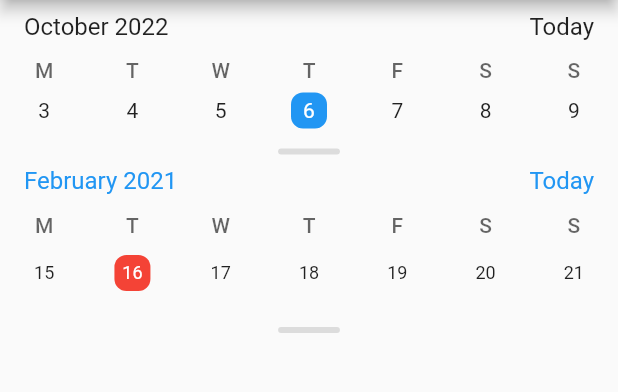
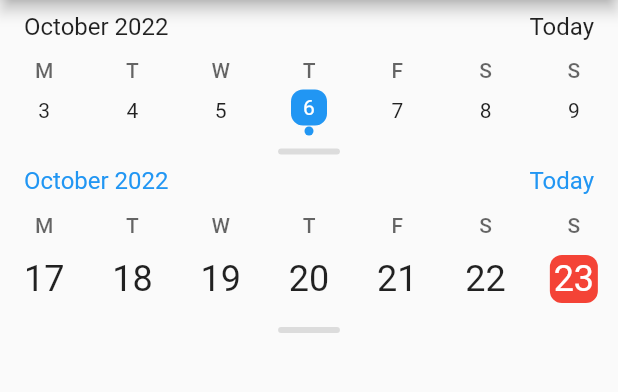
Before and after one commit to alex-melnyk/flutter_advanced_calendar, a Flutter app: the screen it shows after launch, on a phone screen of 412 x 824 dp, the part 84-476 px from its top. Run offline on Flutter 3.47's test engine with Material 2 defaults, Android fonts, the phone set to English and light mode, and no system bars.

Commit message:
add-consistent-line-size-option: add new view option

```diff
--- a/example/lib/main.dart
+++ b/example/lib/main.dart
@@ -15,10 +15,10 @@ class MyApp extends StatefulWidget {
 class _MyAppState extends State<MyApp> {
   final _calendarControllerToday = AdvancedCalendarController.today();
   final _calendarControllerCustom =
-      AdvancedCalendarController.custom(DateTime(2021, 2, 16));
+      AdvancedCalendarController.custom(DateTime(2022, 10, 23));
   final List<DateTime> events = [
-    DateTime.utc(2021, 08, 10, 12),
-    DateTime.utc(2021, 08, 11, 12)
+    DateTime.now(),
+    DateTime(2022, 10, 10),
   ];
   @override
   Widget build(BuildContext context) {
@@ -65,6 +65,8 @@ class _MyAppState extends State<MyApp> {
                 events: events,
                 weekLineHeight: 48.0,
                 startWeekDay: 1,
+                innerDot: true,
+                keepLineSize: true,
               ),
             ),
           ],
--- a/lib/src/date_box.dart
+++ b/lib/src/date_box.dart
@@ -14,6 +14,7 @@ class DateBox extends StatelessWidget {
     this.isSelected = false,
     this.isToday = false,
     this.hasEvent = false,
+    required this.keepLineSize,
   }) : super(key: key);
 
   /// Child widget.
@@ -46,6 +47,9 @@ class DateBox extends StatelessWidget {
   /// Show event in DateBox.
   final bool hasEvent;
 
+  /// Keeps consistent line size for dates
+  final bool keepLineSize;
+
   @override
   Widget build(BuildContext context) {
     final theme = Theme.of(context);
@@ -69,19 +73,13 @@ class DateBox extends StatelessWidget {
                     : null,
             borderRadius: borderRadius,
           ),
-          child: Stack(
-            fit: StackFit.expand,
+          child: Column(
+            mainAxisAlignment: MainAxisAlignment.center,
             children: [
-              Align(
-                alignment: Alignment.center,
-                child: child,
-              ),
+              child,
               if (showDot && hasEvent)
-                Positioned.fill(
-                  child: Align(
-                    alignment: Alignment.bottomCenter,
-                    child: Container(
-                      margin: const EdgeInsets.all(2.0),
+                Container(
+                  margin: keepLineSize ? null : const EdgeInsets.all(2.0),
                   height: 4,
                   width: 4,
                   decoration: BoxDecoration(
@@ -91,8 +89,6 @@ class DateBox extends StatelessWidget {
                         : theme.colorScheme.secondary,
                   ),
                 ),
-                  ),
-                ),
             ],
           ),
         ),
--- a/lib/src/month_view.dart
+++ b/lib/src/month_view.dart
@@ -11,6 +11,7 @@ class MonthView extends StatelessWidget {
     required this.innerDot,
     this.onChanged,
     this.events,
+    required this.keepLineSize,
   }) : super(key: key);
 
   final ViewRange monthView;
@@ -21,6 +22,7 @@ class MonthView extends StatelessWidget {
   final ValueChanged<DateTime>? onChanged;
   final List<DateTime>? events;
   final bool innerDot;
+  final bool keepLineSize;
 
   @override
   Widget build(BuildContext context) {
@@ -46,6 +48,7 @@ class MonthView extends StatelessWidget {
               lineHeight: weekLineHeight,
               onChanged: onChanged,
               events: events,
+              keepLineSize: keepLineSize,
             );
           },
           growable: false,
--- a/lib/src/week_days.dart
+++ b/lib/src/week_days.dart
@@ -6,6 +6,7 @@ class WeekDays extends StatelessWidget {
     Key? key,
     this.weekNames = const <String>['S', 'M', 'T', 'W', 'T', 'F', 'S'],
     this.style,
+    required this.keepLineSize,
   })  : assert(weekNames.length == 7, '`weekNames` must have length 7'),
         super(key: key);
 
@@ -14,6 +15,8 @@ class WeekDays extends StatelessWidget {
 
   /// Text style.
   final TextStyle? style;
+
+  final bool keepLineSize;
 
   @override
   Widget build(BuildContext context) {
@@ -24,6 +27,7 @@ class WeekDays extends StatelessWidget {
         mainAxisAlignment: MainAxisAlignment.spaceAround,
         children: List.generate(weekNames.length, (index) {
           return DateBox(
+            keepLineSize: keepLineSize,
             child: Text(weekNames[index]),
           );
         }),
--- a/lib/src/week_view.dart
+++ b/lib/src/week_view.dart
@@ -10,6 +10,7 @@ class WeekView extends StatelessWidget {
     this.onChanged,
     this.events,
     required this.innerDot,
+    required this.keepLineSize,
   }) : super(key: key);
 
   final DateTime todayDate = DateTime.now().toZeroTime();
@@ -20,6 +21,7 @@ class WeekView extends StatelessWidget {
   final ValueChanged<DateTime>? onChanged;
   final List<DateTime>? events;
   final bool innerDot;
+  final bool keepLineSize;
 
   @override
   Widget build(BuildContext context) {
@@ -38,7 +40,7 @@ class WeekView extends StatelessWidget {
             final isSelected = date.isAtSameMomentAs(selectedDate);
             final isHighlight = highlightMonth == date.month;
 
-            final containsToday =
+            final hasEvent =
                 events!.indexWhere((element) => element.isSameDate(date));
 
             return Column(
@@ -51,10 +53,15 @@ class WeekView extends StatelessWidget {
                   onPressed: onChanged != null ? () => onChanged!(date) : null,
                   isSelected: isSelected,
                   isToday: isToday,
-                  hasEvent: containsToday != -1,
+                  hasEvent: !hasEvent.isNegative,
+                  keepLineSize: keepLineSize,
                   child: Text(
                     '${date.day}',
+                    maxLines: 1,
                     style: TextStyle(
+                      fontSize: keepLineSize
+                          ? (!hasEvent.isNegative ? 13 : 24.0)
+                          : null,
                       color: isSelected || isToday
                           ? theme.colorScheme.onPrimary
                           : isHighlight || highlightMonth == null
--- a/lib/src/widget.dart
+++ b/lib/src/widget.dart
@@ -27,7 +27,14 @@ class AdvancedCalendar extends StatefulWidget {
     this.dateStyle,
     this.onHorizontalDrag,
     this.innerDot = false,
-  }) : super(key: key);
+    this.keepLineSize = false,
+  })  : assert(
+          keepLineSize && innerDot ||
+              innerDot && !keepLineSize ||
+              !innerDot && !keepLineSize,
+          'keepLineSize should be used only when innerDot is true',
+        ),
+        super(key: key);
 
   /// Calendar selection date controller.
   final AdvancedCalendarController? controller;
@@ -53,7 +60,7 @@ class AdvancedCalendar extends StatefulWidget {
   /// The first day of the week starts[0-6]
   final int? startWeekDay;
 
-  /// Style of date
+  /// Style of headers date
   final TextStyle? dateStyle;
 
   /// Style of Today button
@@ -61,6 +68,10 @@ class AdvancedCalendar extends StatefulWidget {
 
   /// Show DateBox event in container.
   final bool innerDot;
+
+  /// Keeps consistent line size for dates
+  /// Can't be used without innerDot
+  final bool keepLineSize;
 
   @override
   _AdvancedCalendarState createState() => _AdvancedCalendarState();
@@ -188,6 +199,7 @@ class _AdvancedCalendarState extends State<AdvancedCalendar>
                   style: theme.textTheme.bodyText1!.copyWith(
                     color: theme.hintColor,
                   ),
+                  keepLineSize: widget.keepLineSize,
                   weekNames: _weekNames != null
                       ? _weekNames!
                       : const <String>['S', 'M', 'T', 'W', 'T', 'F', 'S'],
@@ -240,6 +252,7 @@ class _AdvancedCalendarState extends State<AdvancedCalendar>
                                             widget.weeksInMonthViewAmount,
                                         onChanged: _handleDateChanged,
                                         events: widget.events,
+                                        keepLineSize: widget.keepLineSize,
                                       );
                                     },
                                   ),
@@ -302,6 +315,8 @@ class _AdvancedCalendarState extends State<AdvancedCalendar>
                                                 onChanged:
                                                     _handleWeekDateChanged,
                                                 events: widget.events,
+                                                keepLineSize:
+                                                    widget.keepLineSize,
                                               );
                                             },
                                           ),
```
Lines whose indentation alone changed are shown as unchanged.
